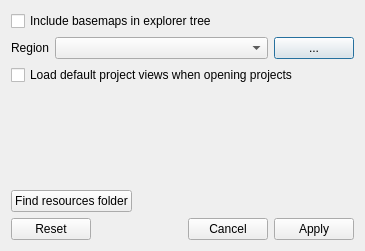
Above: src/ui/options_dialog.ui from Riverscapes/QRAVEPlugin before the change. Below: the same form after it.
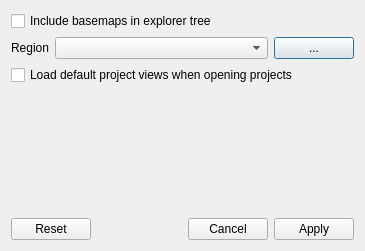
That is the form after the change.

The edit to the form file:
```diff
--- a/src/ui/options_dialog.ui
+++ b/src/ui/options_dialog.ui
@@ -69,30 +69,6 @@
      </property>
     </spacer>
    </item>
-   <item>
-    <layout class="QHBoxLayout" name="horizontalLayout_2">
-     <item>
-      <widget class="QPushButton" name="openResourcesFolder">
-       <property name="text">
-        <string>Find resources folder</string>
-       </property>
-      </widget>
-     </item>
-     <item>
-      <spacer name="horizontalSpacer">
-       <property name="orientation">
-        <enum>Qt::Horizontal</enum>
-       </property>
-       <property name="sizeHint" stdset="0">
-        <size>
-         <width>40</width>
-         <height>20</height>
-        </size>
-       </property>
-      </spacer>
-     </item>
-    </layout>
-   </item>
    <item>
     <widget class="QDialogButtonBox" name="buttonBox">
      <property name="orientation">
```
